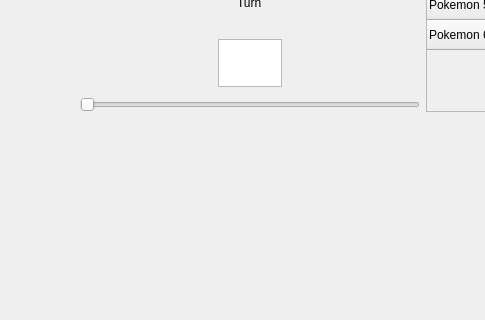
czajkub/ShowRep, file mainwindow.ui: the form before one commit; both pictures show x 0 to 485 and y 230 to 550 of the 1280 by 720 pixel window.
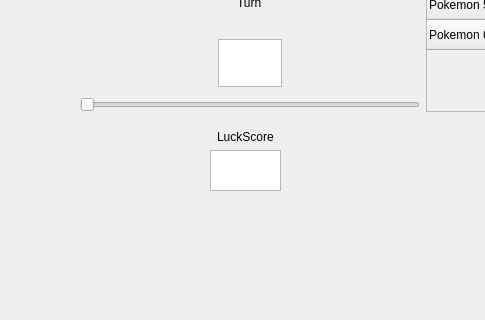
The form after the commit.

Commit message: added a resemblance of luck calculation (really basic)

The edit to the form file:
```diff
--- a/mainwindow.ui
+++ b/mainwindow.ui
@@ -195,6 +195,28 @@
      </item>
     </layout>
    </widget>
+   <widget class="QWidget" name="">
+    <property name="geometry">
+     <rect>
+      <x>210</x>
+      <y>360</y>
+      <width>71</width>
+      <height>61</height>
+     </rect>
+    </property>
+    <layout class="QVBoxLayout" name="verticalLayout_4">
+     <item alignment="Qt::AlignmentFlag::AlignHCenter">
+      <widget class="QLabel" name="luckScoreLabel">
+       <property name="text">
+        <string>LuckScore</string>
+       </property>
+      </widget>
+     </item>
+     <item>
+      <widget class="QTextEdit" name="luckScoreText"/>
+     </item>
+    </layout>
+   </widget>
   </widget>
   <widget class="QMenuBar" name="menubar">
    <property name="geometry">
```
Left out of the diff: 2 changed lines with no effect on the pictures. The commit also changes 7 other files.
